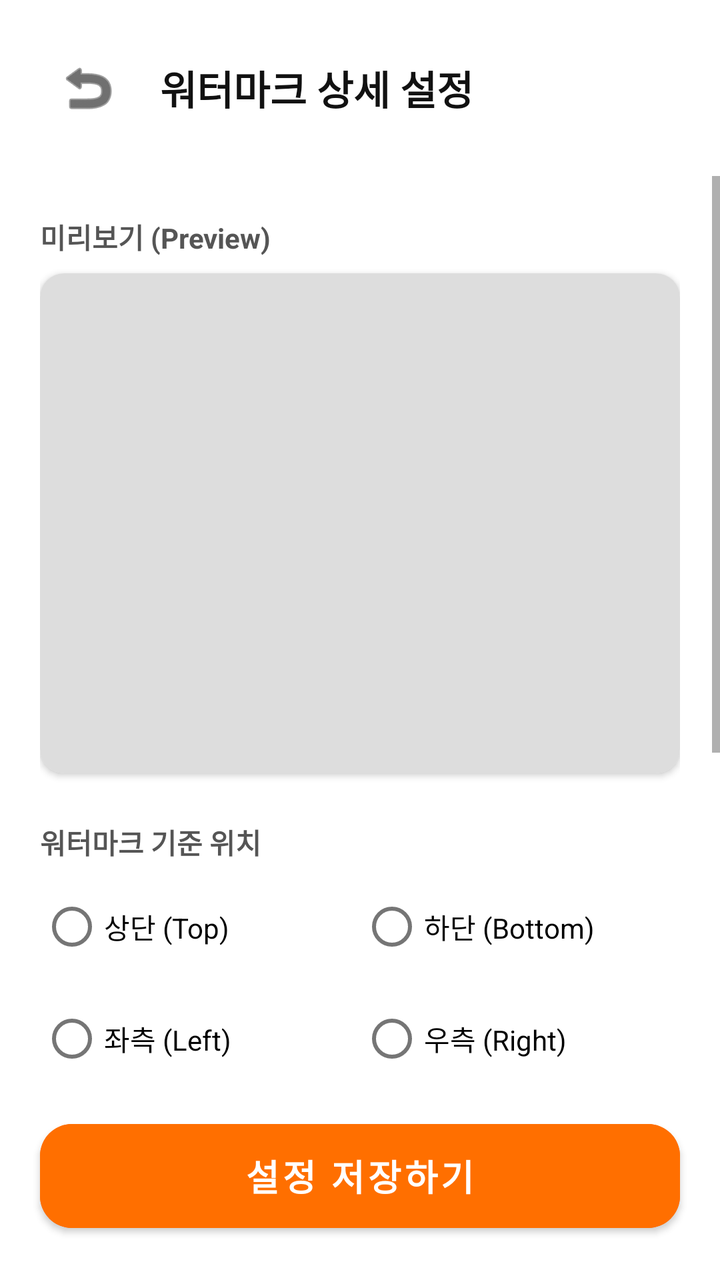
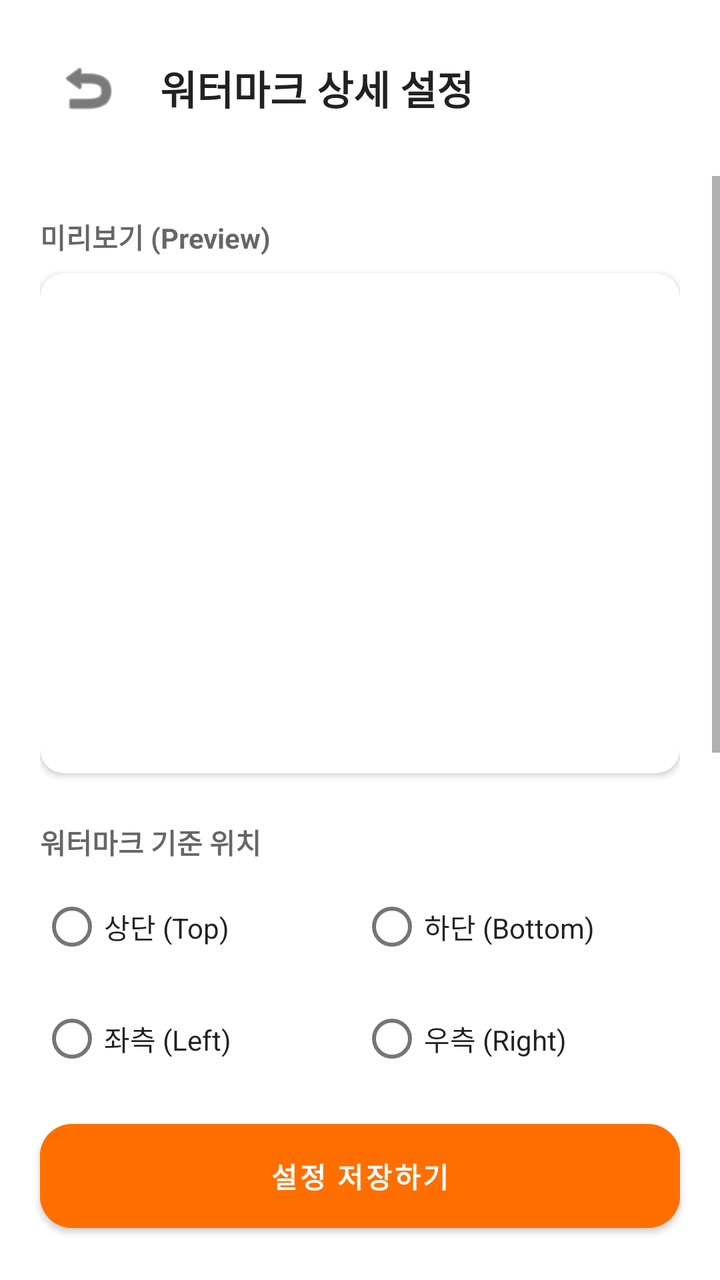

Before-and-after screenshots of an Android layout around one commit, followed by the original layout XML and the change that was made.
<!-- AndroidManifest.xml: application theme Theme.Siteboard -->
<!-- res/layout/activity_watermark_settings.xml -->
<?xml version="1.0" encoding="utf-8"?>
<androidx.constraintlayout.widget.ConstraintLayout
    xmlns:android="http://schemas.android.com/apk/res/android"
    xmlns:app="http://schemas.android.com/apk/res-auto"
    android:layout_width="match_parent"
    android:layout_height="match_parent"
    android:background="?android:attr/windowBackground">

    <LinearLayout
        android:id="@+id/layoutTop"
        android:layout_width="match_parent"
        android:layout_height="wrap_content"
        android:orientation="horizontal"
        android:padding="20dp"
        android:gravity="center_vertical"
        app:layout_constraintTop_toTopOf="parent">
        <ImageButton android:id="@+id/btnBack" android:layout_width="48dp" android:layout_height="48dp" android:src="@android:drawable/ic_menu_revert" android:background="?attr/selectableItemBackgroundBorderless" app:tint="#111111"/>
        <TextView android:layout_width="wrap_content" android:layout_height="wrap_content" android:text="워터마크 상세 설정" android:textSize="20sp" android:textStyle="bold" android:textColor="#111111" android:layout_marginStart="12dp"/>
    </LinearLayout>

    <ScrollView
        android:layout_width="match_parent"
        android:layout_height="0dp"
        app:layout_constraintTop_toBottomOf="@id/layoutTop"
        app:layout_constraintBottom_toTopOf="@id/btnSaveSettings">

        <LinearLayout android:layout_width="match_parent" android:layout_height="wrap_content" android:orientation="vertical" android:padding="20dp">

            <TextView android:layout_width="wrap_content" android:layout_height="wrap_content" android:text="미리보기 (Preview)" android:textStyle="bold" android:textColor="#555555" android:layout_marginBottom="8dp"/>
            <androidx.cardview.widget.CardView android:layout_width="match_parent" android:layout_height="250dp" app:cardCornerRadius="12dp" android:layout_marginBottom="24dp">
                <ImageView android:id="@+id/ivPreview" android:layout_width="match_parent" android:layout_height="match_parent" android:scaleType="centerCrop" android:background="#DDDDDD"/>
            </androidx.cardview.widget.CardView>

            <TextView android:layout_width="wrap_content" android:layout_height="wrap_content" android:text="워터마크 기준 위치" android:textStyle="bold" android:textColor="#555555" android:layout_marginBottom="8dp"/>
            <RadioGroup android:id="@+id/rgVertical" android:layout_width="match_parent" android:layout_height="wrap_content" android:orientation="horizontal" android:layout_marginBottom="8dp">
                <RadioButton android:id="@+id/rbTop" android:layout_width="0dp" android:layout_weight="1" android:layout_height="wrap_content" android:text="상단 (Top)"/>
                <RadioButton android:id="@+id/rbBottom" android:layout_width="0dp" android:layout_weight="1" android:layout_height="wrap_content" android:text="하단 (Bottom)"/>
            </RadioGroup>
            <RadioGroup android:id="@+id/rgHorizontal" android:layout_width="match_parent" android:layout_height="wrap_content" android:orientation="horizontal" android:layout_marginBottom="24dp">
                <RadioButton android:id="@+id/rbLeft" android:layout_width="0dp" android:layout_weight="1" android:layout_height="wrap_content" android:text="좌측 (Left)"/>
                <RadioButton android:id="@+id/rbRight" android:layout_width="0dp" android:layout_weight="1" android:layout_height="wrap_content" android:text="우측 (Right)"/>
            </RadioGroup>

            <TextView android:id="@+id/tvMarginX" android:layout_width="wrap_content" android:layout_height="wrap_content" android:text="가로 여백 (X): 50px" android:textStyle="bold" android:textColor="#555555"/>
            <SeekBar android:id="@+id/sbMarginX" android:layout_width="match_parent" android:layout_height="wrap_content" android:max="300" android:progress="50" android:layout_marginBottom="16dp"/>

            <TextView android:id="@+id/tvMarginY" android:layout_width="wrap_content" android:layout_height="wrap_content" android:text="세로 여백 (Y): 50px" android:textStyle="bold" android:textColor="#555555"/>
            <SeekBar android:id="@+id/sbMarginY" android:layout_width="match_parent" android:layout_height="wrap_content" android:max="300" android:progress="50" android:layout_marginBottom="24dp"/>

            <TextView android:id="@+id/tvFontSize" android:layout_width="wrap_content" android:layout_height="wrap_content" android:text="글씨 크기: 40pt" android:textStyle="bold" android:textColor="#555555"/>
            <SeekBar android:id="@+id/sbFontSize" android:layout_width="match_parent" android:layout_height="wrap_content" android:max="100" android:progress="40" android:layout_marginBottom="24dp"/>

            <com.google.android.material.switchmaterial.SwitchMaterial
                android:id="@+id/switchBgBox"
                android:layout_width="match_parent"
                android:layout_height="wrap_content"
                android:text="반투명 배경 박스 사용 (글씨 강조)"
                android:textColor="#111111"
                android:textStyle="bold"
                android:layout_marginBottom="32dp"/>
        </LinearLayout>
    </ScrollView>

    <Button
        android:id="@+id/btnSaveSettings"
        android:layout_width="match_parent"
        android:layout_height="64dp"
        android:layout_margin="20dp"
        android:text="설정 저장하기"
        android:textColor="#FFFFFF"
        android:textSize="18sp"
        android:textStyle="bold"
        android:backgroundTint="#FF6F00"
        app:cornerRadius="16dp"
        app:layout_constraintBottom_toBottomOf="parent"/>

</androidx.constraintlayout.widget.ConstraintLayout>
<!-- resources referenced by this layout -->
<resources>
  <style name="Theme.Siteboard" parent="Theme.MaterialComponents.DayNight.NoActionBar">
  
          <item name="colorPrimary">#7C4DFF</item>
          <item name="colorPrimaryVariant">#3700B3</item>
          <item name="colorOnPrimary">#FFFFFF</item>
  
          <item name="colorSecondary">#FF6F00</item>
          <item name="colorSecondaryVariant">#FF6F00</item>
          <item name="colorOnSecondary">#FFFFFF</item>
  
          <item name="android:statusBarColor">?attr/colorPrimaryVariant</item>
      </style>
</resources>

<!-- the commit's change to res/layout/activity_watermark_settings.xml (unified diff, before → after) -->
@@ -14,8 +14,8 @@
         android:padding="20dp"
         android:gravity="center_vertical"
         app:layout_constraintTop_toTopOf="parent">
-        <ImageButton android:id="@+id/btnBack" android:layout_width="48dp" android:layout_height="48dp" android:src="@android:drawable/ic_menu_revert" android:background="?attr/selectableItemBackgroundBorderless" app:tint="#111111"/>
-        <TextView android:layout_width="wrap_content" android:layout_height="wrap_content" android:text="워터마크 상세 설정" android:textSize="20sp" android:textStyle="bold" android:textColor="#111111" android:layout_marginStart="12dp"/>
+        <ImageButton android:id="@+id/btnBack" android:layout_width="48dp" android:layout_height="48dp" android:src="@android:drawable/ic_menu_revert" android:background="?attr/selectableItemBackgroundBorderless" app:tint="?android:attr/textColorPrimary"/>
+        <TextView android:layout_width="wrap_content" android:layout_height="wrap_content" android:text="워터마크 상세 설정" android:textSize="20sp" android:textStyle="bold" android:textColor="?android:attr/textColorPrimary" android:layout_marginStart="12dp"/>
     </LinearLayout>
 
     <ScrollView
@@ -25,53 +25,48 @@
         app:layout_constraintBottom_toTopOf="@id/btnSaveSettings">
 
         <LinearLayout android:layout_width="match_parent" android:layout_height="wrap_content" android:orientation="vertical" android:padding="20dp">
-
-            <TextView android:layout_width="wrap_content" android:layout_height="wrap_content" android:text="미리보기 (Preview)" android:textStyle="bold" android:textColor="#555555" android:layout_marginBottom="8dp"/>
-            <androidx.cardview.widget.CardView android:layout_width="match_parent" android:layout_height="250dp" app:cardCornerRadius="12dp" android:layout_marginBottom="24dp">
-                <ImageView android:id="@+id/ivPreview" android:layout_width="match_parent" android:layout_height="match_parent" android:scaleType="centerCrop" android:background="#DDDDDD"/>
+            <TextView android:layout_width="wrap_content" android:layout_height="wrap_content" android:text="미리보기 (Preview)" android:textStyle="bold" android:textColor="?android:attr/textColorSecondary" android:layout_marginBottom="8dp"/>
+            <androidx.cardview.widget.CardView android:layout_width="match_parent" android:layout_height="250dp" app:cardCornerRadius="12dp" app:cardElevation="2dp" app:cardBackgroundColor="?attr/colorSurface" android:layout_marginBottom="24dp">
+                <ImageView android:id="@+id/ivPreview" android:layout_width="match_parent" android:layout_height="match_parent" android:scaleType="centerCrop" />
             </androidx.cardview.widget.CardView>
 
-            <TextView android:layout_width="wrap_content" android:layout_height="wrap_content" android:text="워터마크 기준 위치" android:textStyle="bold" android:textColor="#555555" android:layout_marginBottom="8dp"/>
+            <TextView android:layout_width="wrap_content" android:layout_height="wrap_content" android:text="워터마크 기준 위치" android:textStyle="bold" android:textColor="?android:attr/textColorSecondary" android:layout_marginBottom="8dp"/>
             <RadioGroup android:id="@+id/rgVertical" android:layout_width="match_parent" android:layout_height="wrap_content" android:orientation="horizontal" android:layout_marginBottom="8dp">
-                <RadioButton android:id="@+id/rbTop" android:layout_width="0dp" android:layout_weight="1" android:layout_height="wrap_content" android:text="상단 (Top)"/>
-                <RadioButton android:id="@+id/rbBottom" android:layout_width="0dp" android:layout_weight="1" android:layout_height="wrap_content" android:text="하단 (Bottom)"/>
+                <RadioButton android:id="@+id/rbTop" android:layout_width="0dp" android:layout_weight="1" android:layout_height="wrap_content" android:text="상단 (Top)" android:textColor="?android:attr/textColorPrimary"/>
+                <RadioButton android:id="@+id/rbBottom" android:layout_width="0dp" android:layout_weight="1" android:layout_height="wrap_content" android:text="하단 (Bottom)" android:textColor="?android:attr/textColorPrimary"/>
             </RadioGroup>
             <RadioGroup android:id="@+id/rgHorizontal" android:layout_width="match_parent" android:layout_height="wrap_content" android:orientation="horizontal" android:layout_marginBottom="24dp">
-                <RadioButton android:id="@+id/rbLeft" android:layout_width="0dp" android:layout_weight="1" android:layout_height="wrap_content" android:text="좌측 (Left)"/>
-                <RadioButton android:id="@+id/rbRight" android:layout_width="0dp" android:layout_weight="1" android:layout_height="wrap_content" android:text="우측 (Right)"/>
+                <RadioButton android:id="@+id/rbLeft" android:layout_width="0dp" android:layout_weight="1" android:layout_height="wrap_content" android:text="좌측 (Left)" android:textColor="?android:attr/textColorPrimary"/>
+                <RadioButton android:id="@+id/rbRight" android:layout_width="0dp" android:layout_weight="1" android:layout_height="wrap_content" android:text="우측 (Right)" android:textColor="?android:attr/textColorPrimary"/>
             </RadioGroup>
 
-            <TextView android:id="@+id/tvMarginX" android:layout_width="wrap_content" android:layout_height="wrap_content" android:text="가로 여백 (X): 50px" android:textStyle="bold" android:textColor="#555555"/>
-            <SeekBar android:id="@+id/sbMarginX" android:layout_width="match_parent" android:layout_height="wrap_content" android:max="300" android:progress="50" android:layout_marginBottom="16dp"/>
+            <TextView android:id="@+id/tvMarginX" android:layout_width="wrap_content" android:layout_height="wrap_content" android:text="가로 여백 (X): 50px" android:textStyle="bold" android:textColor="?android:attr/textColorSecondary"/>
+            <SeekBar android:id="@+id/sbMarginX" android:layout_width="match_parent" android:layout_height="wrap_content" android:max="300" android:progressTint="#FF6F00" android:thumbTint="#FF6F00" android:layout_marginBottom="16dp"/>
 
-            <TextView android:id="@+id/tvMarginY" android:layout_width="wrap_content" android:layout_height="wrap_content" android:text="세로 여백 (Y): 50px" android:textStyle="bold" android:textColor="#555555"/>
-            <SeekBar android:id="@+id/sbMarginY" android:layout_width="match_parent" android:layout_height="wrap_content" android:max="300" android:progress="50" android:layout_marginBottom="24dp"/>
+            <TextView android:id="@+id/tvMarginY" android:layout_width="wrap_content" android:layout_height="wrap_content" android:text="세로 여백 (Y): 50px" android:textStyle="bold" android:textColor="?android:attr/textColorSecondary"/>
+            <SeekBar android:id="@+id/sbMarginY" android:layout_width="match_parent" android:layout_height="wrap_content" android:max="300" android:progressTint="#FF6F00" android:thumbTint="#FF6F00" android:layout_marginBottom="24dp"/>
 
-            <TextView android:id="@+id/tvFontSize" android:layout_width="wrap_content" android:layout_height="wrap_content" android:text="글씨 크기: 40pt" android:textStyle="bold" android:textColor="#555555"/>
-            <SeekBar android:id="@+id/sbFontSize" android:layout_width="match_parent" android:layout_height="wrap_content" android:max="100" android:progress="40" android:layout_marginBottom="24dp"/>
+            <TextView android:id="@+id/tvFontSize" android:layout_width="wrap_content" android:layout_height="wrap_content" android:text="글씨 크기: 40pt" android:textStyle="bold" android:textColor="?android:attr/textColorSecondary"/>
+            <SeekBar android:id="@+id/sbFontSize" android:layout_width="match_parent" android:layout_height="wrap_content" android:max="100" android:progressTint="#FF6F00" android:thumbTint="#FF6F00" android:layout_marginBottom="24dp"/>
 
             <com.google.android.material.switchmaterial.SwitchMaterial
                 android:id="@+id/switchBgBox"
                 android:layout_width="match_parent"
                 android:layout_height="wrap_content"
                 android:text="반투명 배경 박스 사용 (글씨 강조)"
-                android:textColor="#111111"
+                android:textColor="?android:attr/textColorPrimary"
                 android:textStyle="bold"
+                app:thumbTint="#FFFFFF"
+                app:trackTint="#FF6F00"
                 android:layout_marginBottom="32dp"/>
         </LinearLayout>
     </ScrollView>
 
     <Button
         android:id="@+id/btnSaveSettings"
-        android:layout_width="match_parent"
-        android:layout_height="64dp"
-        android:layout_margin="20dp"
-        android:text="설정 저장하기"
-        android:textColor="#FFFFFF"
-        android:textSize="18sp"
-        android:textStyle="bold"
-        android:backgroundTint="#FF6F00"
-        app:cornerRadius="16dp"
+        android:layout_width="match_parent" android:layout_height="64dp"
+        android:layout_margin="20dp" android:text="설정 저장하기"
+        android:textColor="#FFFFFF" android:textStyle="bold"
+        android:backgroundTint="#FF6F00" app:cornerRadius="16dp"
         app:layout_constraintBottom_toBottomOf="parent"/>
-
 </androidx.constraintlayout.widget.ConstraintLayout>
<!-- resource entries referenced after the edit -->
@@ -11,6 +11,12 @@
           <item name="colorOnSecondary">#FFFFFF</item>
   
           <item name="android:statusBarColor">?attr/colorPrimaryVariant</item>
+  
+          <item name="android:windowSplashScreenBackground" tools:targetApi="s">?android:attr/windowBackground</item>
+  
+          <item name="android:windowSplashScreenAnimatedIcon" tools:targetApi="s">@android:color/transparent</item>
+  
+          <item name="android:windowSplashScreenAnimationDuration" tools:targetApi="s">0</item>
       </style>
 </resources>
 
